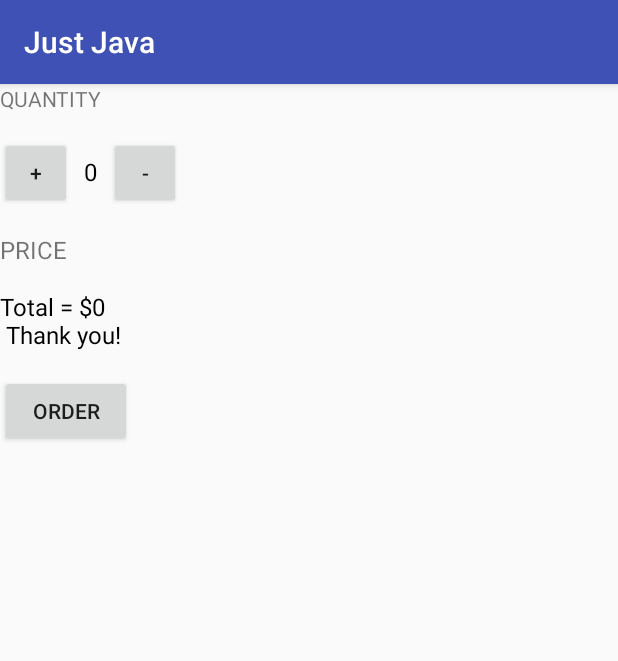
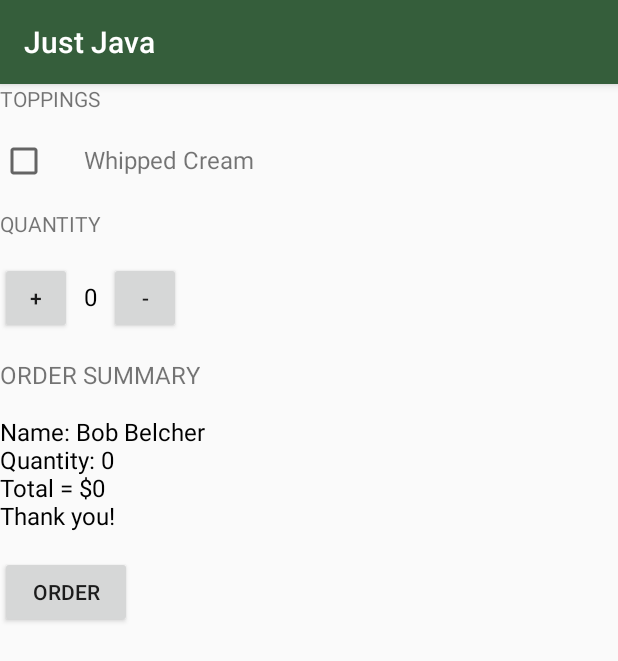
Before and after one commit to ddanskin/justjava, an Android app: the screen it shows after launch (MainActivity), after a tap on "ORDER", on a phone screen of 412 x 824 dp. Shown: the top 661 px of the screen. Run offline under Robolectric (Android 15) with nearby library versions, the phone set to English and light mode, and no system bars.

Commit message:
add toppings header and "whipped cream" checkbox with label.

```diff
--- a/app/src/main/java/com/danielledanskin/justjava/MainActivity.java
+++ b/app/src/main/java/com/danielledanskin/justjava/MainActivity.java
@@ -19,40 +19,51 @@ public class MainActivity extends AppCompatActivity {
         setContentView(R.layout.activity_main);
     }
 
+    /*
+     * Calculates the price of the order.
+     *
+     * @param quantity is the number of cups of coffee ordered
+     */
+    private int calculatePrice() {
+        return quantity * 5;
+    }
+
     // This method is called when the order button is clicked.
     public void submitOrder(View view) {
-        int price = quantity * 5;
-        String priceMessage = "Total = $" + price;
-        priceMessage = priceMessage + "\n Thank you!";
-        displayMessage(priceMessage);
+        int price = calculatePrice();
+        String orderSummaryMessage = createOrderSummary(price);
+        displayMessage(orderSummaryMessage);
+    }
+
+    // This method creates the order summary as a string and returns it
+    private String createOrderSummary(int price) {
+        String orderSummary = "Name: Bob Belcher";
+        orderSummary += "\nQuantity: " + quantity;
+        orderSummary += "\nTotal = $" + price;
+        orderSummary += "\nThank you!";
+        return orderSummary;
     }
 
     // This method displays the given quantity value on the screen.
-    private void display(int number) {
+    private void displayQuantity(int count) {
         TextView quantityTextView = (TextView) findViewById(R.id.quantity_text_view);
-        quantityTextView.setText("" + number);
-    }
-
-    //This method displays the price
-    private void displayPrice(int number) {
-        TextView priceTextView = (TextView) findViewById(R.id.price_text_view);
-        priceTextView.setText(NumberFormat.getCurrencyInstance().format(number));
+        quantityTextView.setText("" + count);
     }
 
     public void increment(View view) {
         quantity++;
-        display(quantity);
+        displayQuantity(quantity);
     }
 
     public void decrement(View view) {
         if (quantity > 0) {
             quantity--;
         }
-        display(quantity);
+        displayQuantity(quantity);
     }
 
     private void displayMessage(String message) {
-        TextView priceTextView = (TextView) findViewById(R.id.price_text_view);
-        priceTextView.setText(message);
+        TextView orderSummaryTextView = (TextView) findViewById(R.id.order_summary_text_view);
+        orderSummaryTextView.setText(message);
     }
 }
--- a/app/src/main/res/layout/activity_main.xml
+++ b/app/src/main/res/layout/activity_main.xml
@@ -6,6 +6,31 @@
     android:layout_height="match_parent"
     android:orientation="vertical"
     tools:context=".MainActivity">
+
+    <TextView
+        android:layout_width="wrap_content"
+        android:layout_height="wrap_content"
+        android:layout_marginBottom="16dp"
+        android:text="Toppings"
+        android:textAllCaps="true"/>
+
+    <LinearLayout
+        android:layout_width="match_parent"
+        android:layout_height="wrap_content"
+        android:layout_marginBottom="16dp">
+
+        <CheckBox
+            android:layout_width="wrap_content"
+            android:layout_height="wrap_content"
+            android:layout_marginRight="24dp"/>
+
+        <TextView
+            android:layout_width="wrap_content"
+            android:layout_height="wrap_content"
+            android:text="Whipped Cream"
+            android:textSize="16sp"/>
+
+    </LinearLayout>
 
     <TextView
         android:layout_width="wrap_content"
@@ -23,6 +48,7 @@
             android:layout_width="48dp"
             android:layout_height="48dp"
             android:layout_marginEnd="8dp"
+            android:layout_marginRight="8dp"
             android:text="+"
             android:onClick="increment"/>
 
@@ -39,6 +65,7 @@
             android:layout_width="48dp"
             android:layout_height="48dp"
             android:layout_marginStart="8dp"
+            android:layout_marginLeft="8dp"
             android:text="-"
             android:onClick="decrement"/>
 
@@ -47,14 +74,14 @@
     <TextView
         android:layout_width="wrap_content"
         android:layout_height="wrap_content"
-        android:text="Price"
+        android:text="Order Summary"
         android:textAllCaps="true"
         android:layout_marginTop="16dp"
         android:layout_marginBottom="16dp"
         android:textSize="16sp"/>
 
     <TextView
-        android:id="@+id/price_text_view"
+        android:id="@+id/order_summary_text_view"
         android:layout_width="wrap_content"
         android:layout_height="wrap_content"
         android:text="$0"
--- a/app/src/main/res/values/colors.xml
+++ b/app/src/main/res/values/colors.xml
@@ -1,6 +1,6 @@
 <?xml version="1.0" encoding="utf-8"?>
 <resources>
-    <color name="colorPrimary">#3F51B5</color>
+    <color name="colorPrimary">#355E3B</color>
     <color name="colorPrimaryDark">#303F9F</color>
     <color name="colorAccent">#FF4081</color>
 </resources>
```
